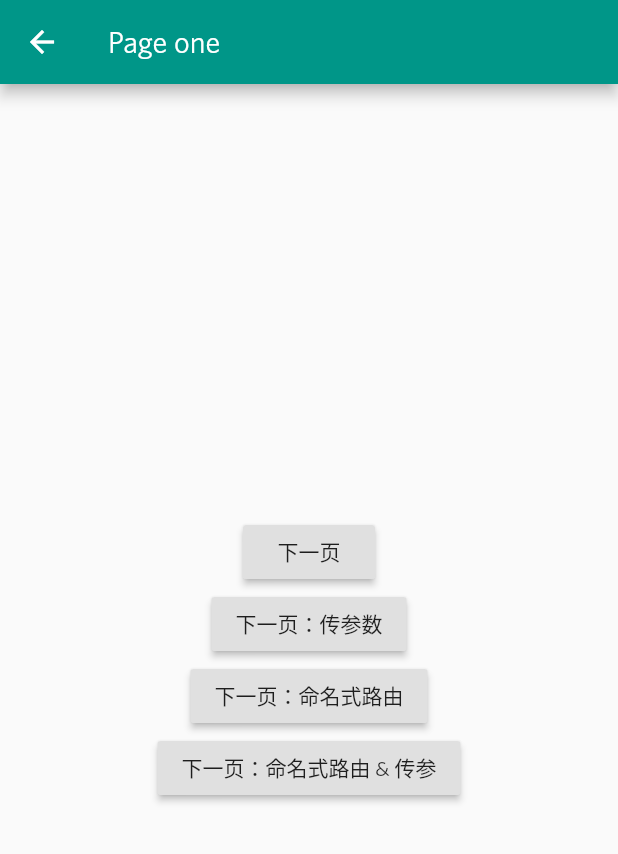
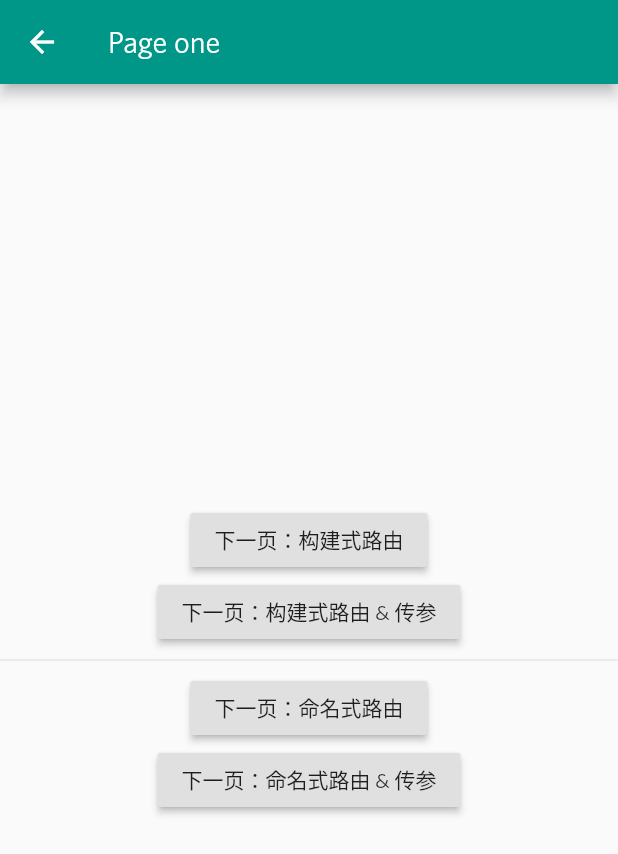
Before and after one commit to w4mxl/FlutterStudyJourney, a Flutter app: the PageFirst screen opened by its route, on a phone screen of 412 x 824 dp. Shown: the top 854 px of the screen. Run offline on Flutter 3.47's test engine with Material 2 defaults, Android fonts, the phone set to English and light mode, and no system bars; our stand-ins replace audioplayers, dio, flutter_html; missing offline and left inert: xpath; network calls fail.

Commit message:
feat: add route demos

```diff
--- a/lib/demos/route/page_first.dart
+++ b/lib/demos/route/page_first.dart
@@ -19,7 +19,7 @@ class PageFirst extends StatelessWidget {
           children: <Widget>[
             RaisedButton(
               onPressed: () => Navigator.push(context, MaterialPageRoute(builder: (context) => PageTwo())),
-              child: Text('下一页'),
+              child: Text('下一页：构建式路由'),
             ),
             RaisedButton(
               onPressed: () async {
@@ -35,8 +35,9 @@ class PageFirst extends StatelessWidget {
                 // 输出 page two 返回来的结果
                 print(result);
               },
-              child: Text('下一页：传参数'),
+              child: Text('下一页：构建式路由 & 传参'),
             ),
+            Divider(),
             RaisedButton(
               onPressed: () {
                 Navigator.pushNamed(context, 'page_two_2');
--- a/lib/main.dart
+++ b/lib/main.dart
@@ -18,9 +18,11 @@ class MyApp extends StatelessWidget {
   @override
   Widget build(BuildContext context) {
     return MaterialApp(
-      home: HomePage(),
+      // home: HomePage(),
+      // initialRoute: 'home',
       theme: ThemeData(primarySwatch: Colors.teal, fontFamily: 'Whitney'),
       routes: <String, WidgetBuilder>{
+        '/': (BuildContext context) => HomePage(),
         'ui_row_column': (BuildContext context) => Ui01(),
         'ui_person_info': (BuildContext context) => Ui02(),
         'listview': (BuildContext context) => ListViewPage(),
@@ -30,6 +32,7 @@ class MyApp extends StatelessWidget {
         'audio_player': (BuildContext context) => AudioPlayerDemo(),
         'bottom_navigation_bar': (BuildContext context) => BottomBarIndex(),
         'route_manager': (BuildContext context) => PageFirst(),
+        // 把 PageTwo2()  路由页面注册到路由表中，名字设为 'page_two_2'
         'page_two_2': (BuildContext context) => PageTwo2(),
       },
     );
```
